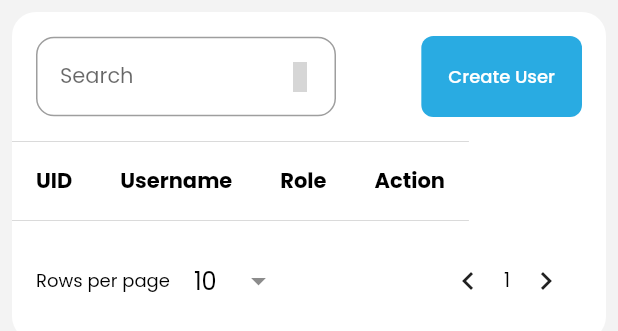
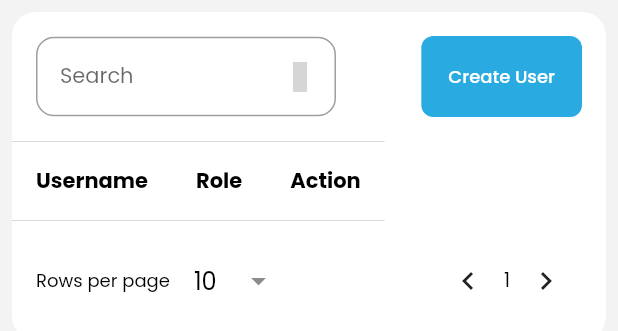
Before and after one commit to aditgocendra/main_cashier, a Flutter app: the UsersTab widget shown alone on an empty page, opened directly, on a phone screen of 412 x 824 dp. Shown: the top 331 px of the screen. Run offline on Flutter 3.47's test engine with Material 2 defaults, Android fonts, the phone set to English and light mode, and no system bars; drawn by our look-alikes of dropdown_search; our stand-ins replace calendar_date_picker2, drift, flutter_colorpicker, go_router, google_fonts, pdf and 1 more; accounts and stored records are empty; generated files the repository leaves out were written again; statements that could not run were skipped; grey boxes are pictures that could not be loaded.

Commit message:
remove field uid table

```diff
--- a/lib/presentation/home/tab_view/users_tab.dart
+++ b/lib/presentation/home/tab_view/users_tab.dart
@@ -169,30 +169,18 @@ class _UsersTabState extends State<UsersTab> {
                         0: IntrinsicColumnWidth(),
                         1: IntrinsicColumnWidth(),
                         2: IntrinsicColumnWidth(),
-                        3: IntrinsicColumnWidth(),
                       },
                       defaultVerticalAlignment:
                           TableCellVerticalAlignment.middle,
                       children: <TableRow>[
                         // Header Data Table
                         TableComponent.headerTable(
-                          ["UID", "Username", "Role", "Action"],
+                          ["Username", "Role", "Action"],
                         ),
                         // Body Data Table
                         ...controller.listUser.map((val) {
                           return TableRow(
                             children: [
-                              TableCell(
-                                child: Padding(
-                                  padding: const EdgeInsets.all(8.0),
-                                  child: Center(
-                                    child: Text(
-                                      val.uid.toString(),
-                                      style: const TextStyle(fontSize: 14),
-                                    ),
-                                  ),
-                                ),
-                              ),
                               TableCell(
                                 child: Padding(
                                   padding: const EdgeInsets.all(8.0),
```
